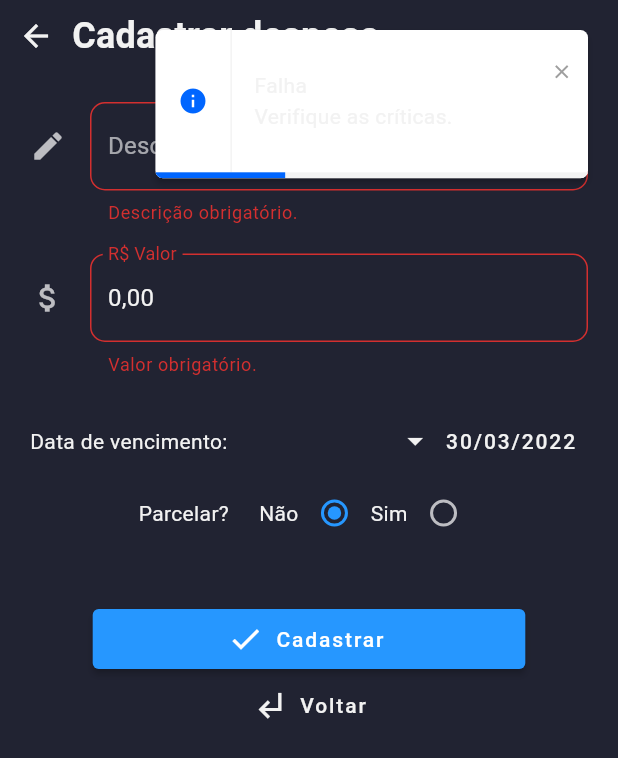
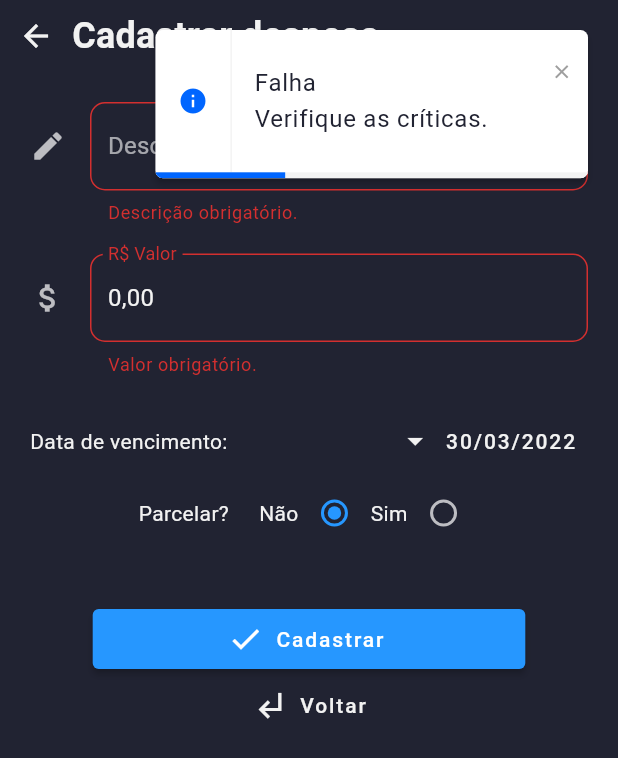
Before and after one commit to alexandress94/customize, a Flutter app: the ExpansePage screen opened by its route, after a tap on "Cadastrar", on a phone screen of 412 x 824 dp. Shown: the top 758 px of the screen. Run offline on Flutter 3.47's test engine with Material 2 defaults, Android fonts, the light colour scheme and no system bars; our stand-ins replace either_dart, elegant_notification, fl_chart, flutter_staggered_animations, get, loading_animation_widget and 3 more; missing offline and left inert: easy_mask; accounts and stored records are empty.

Commit message:
💄 ui: add text color

```diff
--- a/lib/features/presentation/utils/message_mixin.dart
+++ b/lib/features/presentation/utils/message_mixin.dart
@@ -2,6 +2,8 @@ import 'package:elegant_notification/elegant_notification.dart';
 import 'package:elegant_notification/resources/arrays.dart';
 import 'package:flutter/material.dart';
 import 'package:get/get.dart';
+
+import '../theme/app_color.dart';
 
 mixin MessageMixin on GetxController {
   void messageListener(Rxn<MessageModel> message) {
@@ -24,8 +26,14 @@ mixin MessageMixin on GetxController {
         toastDuration: const Duration(seconds: 4),
         notificationPosition: NOTIFICATION_POSITION.top,
         animation: ANIMATION.fromRight,
-        title: Text(message.title),
-        description: Text(message.message),
+        title: Text(message.title,
+            style: Get.textTheme.bodyText1?.copyWith(
+              color: appDarkBackgroundColor,
+            )),
+        description: Text(message.message,
+            style: Get.textTheme.bodyText1?.copyWith(
+              color: appDarkBackgroundColor,
+            )),
         onActionPressed: () {
           Get.back();
         },
@@ -38,16 +46,28 @@ mixin MessageMixin on GetxController {
         toastDuration: const Duration(seconds: 4),
         notificationPosition: NOTIFICATION_POSITION.top,
         animation: ANIMATION.fromRight,
-        title: Text(message.title),
-        description: Text(message.message),
+        title: Text(message.title,
+            style: Get.textTheme.bodyText1?.copyWith(
+              color: appDarkBackgroundColor,
+            )),
+        description: Text(message.message,
+            style: Get.textTheme.bodyText1?.copyWith(
+              color: appDarkBackgroundColor,
+            )),
       ).show(Get.overlayContext!);
     } else {
       return ElegantNotification.error(
         toastDuration: const Duration(seconds: 4),
         notificationPosition: NOTIFICATION_POSITION.top,
         animation: ANIMATION.fromRight,
-        title: Text(message.title),
-        description: Text(message.message),
+        title: Text(message.title,
+            style: Get.textTheme.bodyText1?.copyWith(
+              color: appDarkBackgroundColor,
+            )),
+        description: Text(message.message,
+            style: Get.textTheme.bodyText1?.copyWith(
+              color: appDarkBackgroundColor,
+            )),
         onActionPressed: () {
           Get.back();
         },
```
